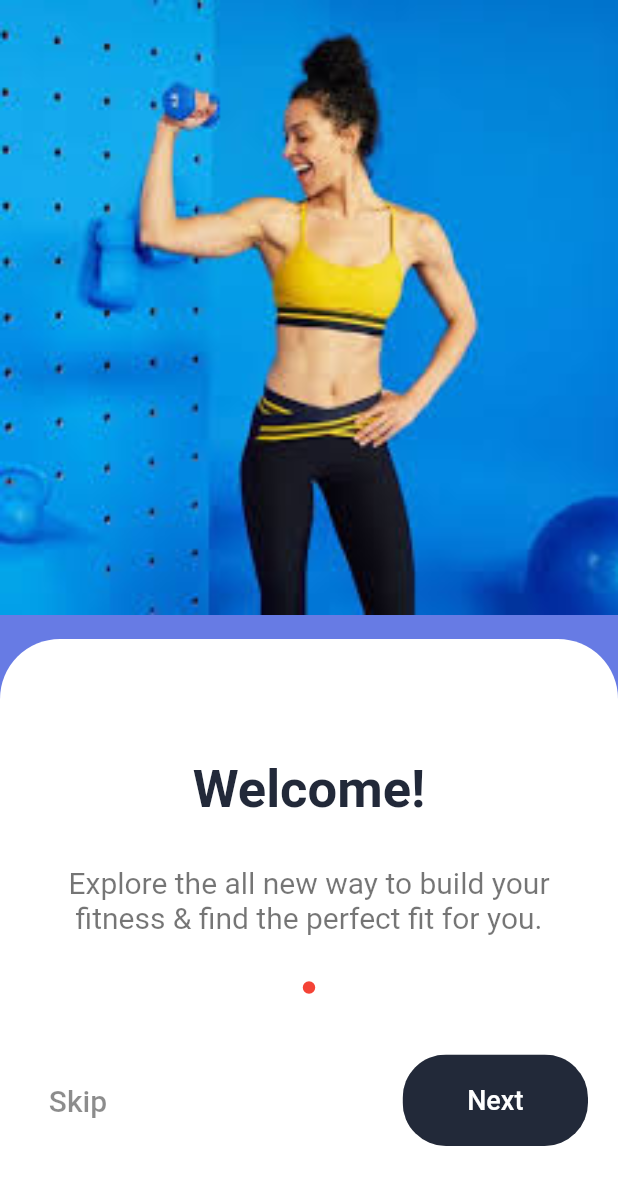
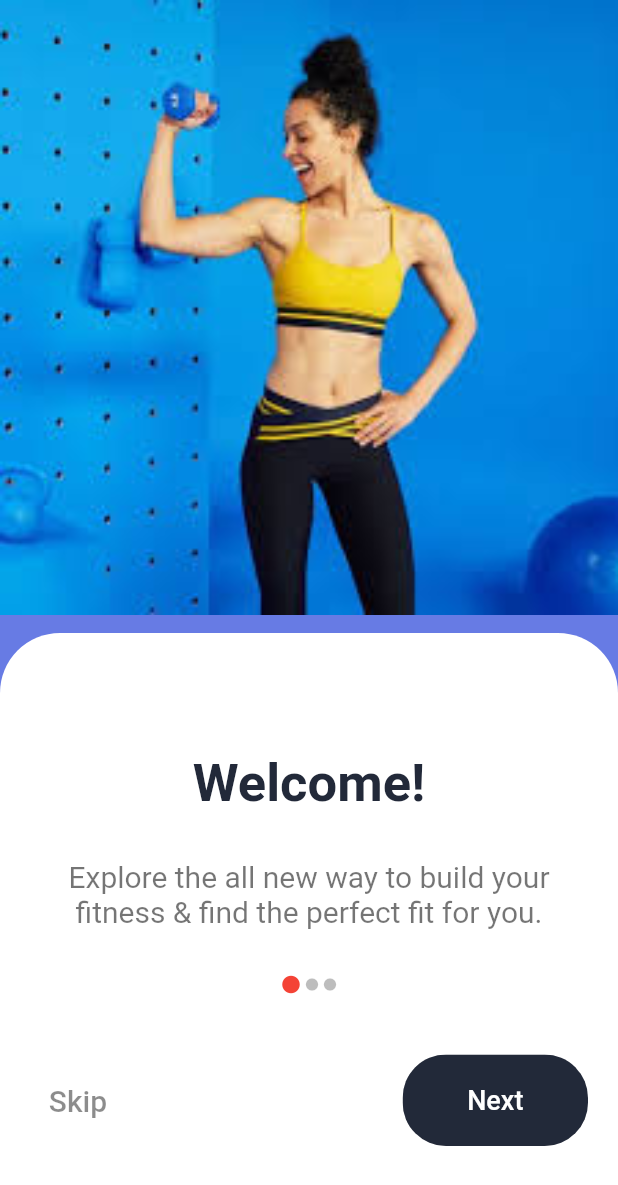
Before and after one commit to od41/flutter_g8, a Flutter app: the screen it shows after launch, on a phone screen of 412 x 824 dp. Shown: the top 1185 px of the screen. Run offline on Flutter 3.47's test engine with Material 2 defaults, Android fonts, the phone set to English and light mode, and no system bars.

Commit message:
fixed _displayPosition bug

```diff
--- a/lib/components/details.dart
+++ b/lib/components/details.dart
@@ -66,11 +66,7 @@ class Details extends StatelessWidget {
               child: Row(
                 mainAxisAlignment: MainAxisAlignment.center,
                 children: [
-                  Icon(
-                    Icons.circle,
-                    size: 10,
-                    color: Colors.red,
-                  ),
+                  _displayPosition(position)
                   // _indicator(true)
                 ],
               ),
@@ -114,13 +110,23 @@ class Details extends StatelessWidget {
 
   Widget _displayPosition(int currentPos) {
     return Row(
+
       children: [
         Icon(Icons.circle,
-            size: 10, color: currentPos == 0 ? Colors.red : Colors.black),
+            size: currentPos == 0 ? 14 : 10,
+            color: currentPos == 0 ? Colors.red : Colors.black),
+
+        SizedBox(width: 2,),
+
         Icon(Icons.circle,
-            size: 10, color: currentPos == 1 ? Colors.blue : Colors.black),
+            size: currentPos == 1 ? 14 : 10,
+            color: currentPos == 1 ? Colors.blue : Colors.black26),
+
+        SizedBox(width: 2,),
+
         Icon(Icons.circle,
-            size: 10, color: currentPos == 2 ? Colors.green : Colors.black),
+            size: currentPos == 2 ? 14 : 10,
+            color: currentPos == 2 ? Colors.green : Colors.black26),
       ],
     );
   }
```
